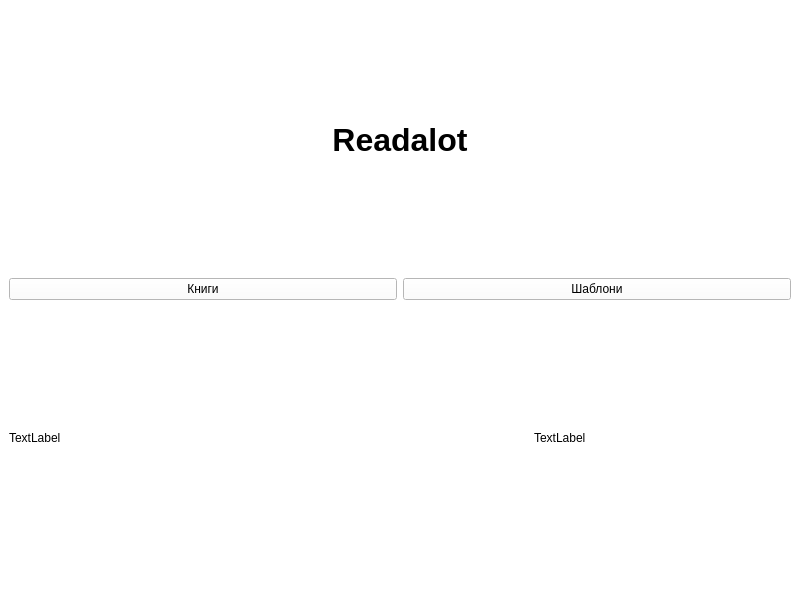
Above: Readalot/mainwindow.ui from TanyaSeykova/Hackaton_2022 before the change. Below: the same form after it.
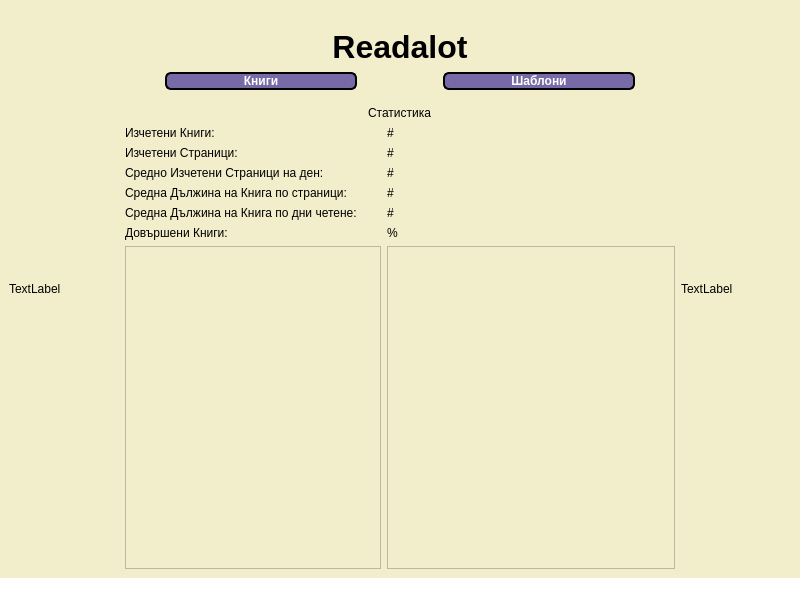
That is the form after the change. Custom widgets are drawn as their Qt base class.

```diff
--- a/Readalot/mainwindow.ui
+++ b/Readalot/mainwindow.ui
@@ -17,8 +17,25 @@
    <string notr="true">background-color: rgb(255, 255, 255);</string>
   </property>
   <widget class="QWidget" name="centralwidget">
+   <property name="styleSheet">
+    <string notr="true">background-color: rgb(242, 238, 203);</string>
+   </property>
    <layout class="QVBoxLayout" name="verticalLayout">
     <item>
+     <layout class="QHBoxLayout" name="horizontalLayout" stretch="5,25,5">
+      <item>
+       <widget class="QLabel" name="label_2">
+        <property name="text">
+         <string>TextLabel</string>
+        </property>
+       </widget>
+      </item>
+      <item>
+       <layout class="QVBoxLayout" name="verticalLayout_2" stretch="0,10,0,0,50">
+        <property name="topMargin">
+         <number>20</number>
+        </property>
+        <item>
      <widget class="QLabel" name="label">
       <property name="text">
        <string>&lt;html&gt;&lt;head/&gt;&lt;body&gt;&lt;p align=&quot;center&quot;&gt;&lt;span style=&quot; font-size:24pt; font-weight:600;&quot;&gt;Readalot&lt;/span&gt;&lt;/p&gt;&lt;/body&gt;&lt;/html&gt;</string>
@@ -29,6 +46,17 @@
      <layout class="QGridLayout" name="gridLayout">
       <item row="0" column="0">
        <widget class="QPushButton" name="pushButtonBooks">
+            <property name="styleSheet">
+             <string notr="true">border-radius: 6px;
+border-width: 2px;
+background-color: rgb(119, 106, 166);
+border-color: rgb(0,0,0);
+border-style: solid;
+color: rgb(255,255,255);
+font-weight: bold;
+font: 16pt &quot;Monotype Corsiva&quot;;
+margin: 0 40px 0 40px;</string>
+            </property>
         <property name="text">
          <string>Книги</string>
         </property>
@@ -36,6 +64,17 @@
       </item>
       <item row="0" column="1">
        <widget class="QPushButton" name="pushButtonTemplates">
+            <property name="styleSheet">
+             <string notr="true">border-radius: 6px;
+border-width: 2px;
+background-color: rgb(119, 106, 166);
+border-color: rgb(0,0,0);
+border-style: solid;
+color: rgb(255,255,255);
+font-weight: bold;
+font: 16pt &quot;Monotype Corsiva&quot;;
+margin: 0 40px 0 40px;</string>
+            </property>
         <property name="text">
          <string>Шаблони</string>
         </property>
@@ -44,16 +83,129 @@
      </layout>
     </item>
     <item>
-     <layout class="QHBoxLayout" name="horizontalLayout">
-      <item>
-       <widget class="QLabel" name="label_2">
+         <spacer name="verticalSpacer">
+          <property name="orientation">
+           <enum>Qt::Vertical</enum>
+          </property>
+          <property name="sizeType">
+           <enum>QSizePolicy::Preferred</enum>
+          </property>
+          <property name="sizeHint" stdset="0">
+           <size>
+            <width>20</width>
+            <height>10</height>
+           </size>
+          </property>
+         </spacer>
+        </item>
+        <item alignment="Qt::AlignHCenter">
+         <widget class="QLabel" name="label_4">
+          <property name="styleSheet">
+           <string notr="true">font: 18pt &quot;Monotype Corsiva&quot;;</string>
+          </property>
         <property name="text">
-         <string>TextLabel</string>
+           <string>Статистика</string>
         </property>
        </widget>
       </item>
       <item>
-       <widget class="QWidget" name="widget" native="true"/>
+         <layout class="QFormLayout" name="formLayout">
+          <property name="sizeConstraint">
+           <enum>QLayout::SetDefaultConstraint</enum>
+          </property>
+          <item row="0" column="0">
+           <widget class="QLabel" name="label_5">
+            <property name="text">
+             <string>Изчетени Книги: </string>
+            </property>
+           </widget>
+          </item>
+          <item row="0" column="1">
+           <widget class="QLabel" name="booksReadNum">
+            <property name="text">
+             <string>#</string>
+            </property>
+           </widget>
+          </item>
+          <item row="1" column="0">
+           <widget class="QLabel" name="label_7">
+            <property name="text">
+             <string>Изчетени Страници: </string>
+            </property>
+           </widget>
+          </item>
+          <item row="1" column="1">
+           <widget class="QLabel" name="pagesReadNum">
+            <property name="text">
+             <string>#</string>
+            </property>
+           </widget>
+          </item>
+          <item row="2" column="0">
+           <widget class="QLabel" name="label_6">
+            <property name="text">
+             <string>Средно Изчетени Страници на ден: </string>
+            </property>
+           </widget>
+          </item>
+          <item row="2" column="1">
+           <widget class="QLabel" name="pageAverageRead">
+            <property name="text">
+             <string>#</string>
+            </property>
+           </widget>
+          </item>
+          <item row="3" column="0">
+           <widget class="QLabel" name="label_8">
+            <property name="text">
+             <string>Средна Дължина на Книга по страници:</string>
+            </property>
+           </widget>
+          </item>
+          <item row="3" column="1">
+           <widget class="QLabel" name="bookLengthAvgByPages">
+            <property name="text">
+             <string>#</string>
+            </property>
+           </widget>
+          </item>
+          <item row="4" column="0">
+           <widget class="QLabel" name="label_9">
+            <property name="text">
+             <string>Средна Дължина на Книга по дни четене:</string>
+            </property>
+           </widget>
+          </item>
+          <item row="4" column="1">
+           <widget class="QLabel" name="label_10">
+            <property name="text">
+             <string>#</string>
+            </property>
+           </widget>
+          </item>
+          <item row="5" column="0">
+           <widget class="QLabel" name="label_11">
+            <property name="text">
+             <string>Довършени Книги:</string>
+            </property>
+           </widget>
+          </item>
+          <item row="5" column="1">
+           <widget class="QLabel" name="bookFinishedPerc">
+            <property name="text">
+             <string>%</string>
+            </property>
+           </widget>
+          </item>
+          <item row="6" column="0">
+           <widget class="QChartView" name="chartBookPages"/>
+          </item>
+          <item row="6" column="1">
+           <widget class="QChartView" name="graphicsView"/>
+          </item>
+         </layout>
+        </item>
+       </layout>
       </item>
       <item>
        <widget class="QLabel" name="label_3">
@@ -78,6 +230,13 @@
   </widget>
   <widget class="QStatusBar" name="statusbar"/>
  </widget>
+ <customwidgets>
+  <customwidget>
+   <class>QChartView</class>
+   <extends>QGraphicsView</extends>
+   <header>QtCharts</header>
+  </customwidget>
+ </customwidgets>
  <resources/>
  <connections/>
 </ui>
```
Left out of the diff: 2 changed lines with no effect on the pictures. Lines whose indentation alone changed are shown as unchanged.
